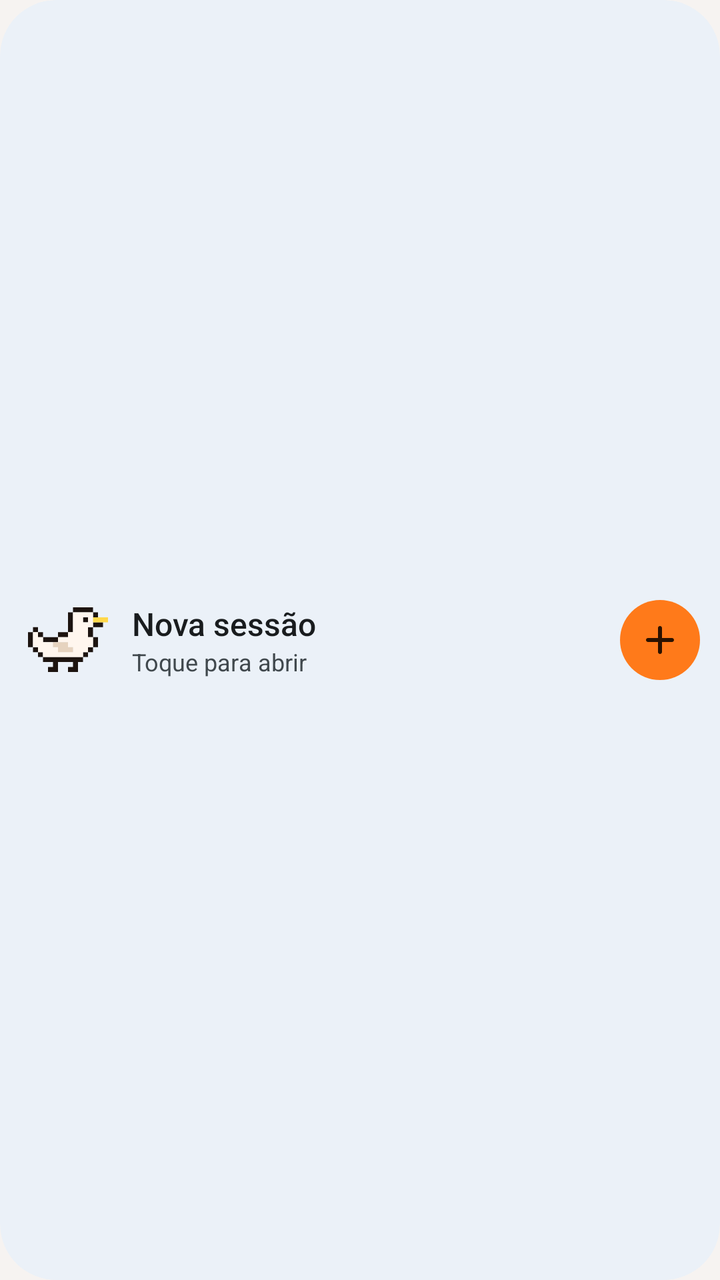
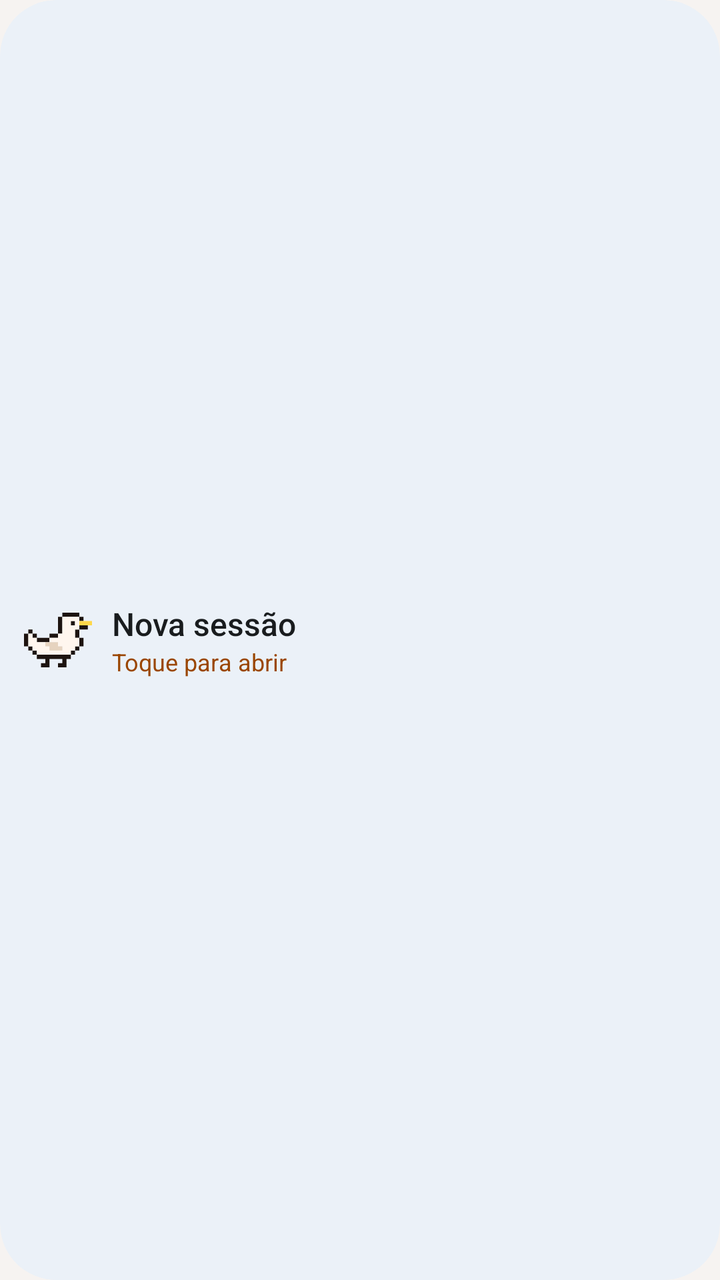

The first picture is an Android layout as it rendered before a commit; the second is the same layout after the commit. The layout source and the unified diff follow.
<!-- AndroidManifest.xml: application theme Tema -->
<!-- res/layout/widget_rapido.xml -->
<?xml version="1.0" encoding="utf-8"?>
<LinearLayout xmlns:android="http://schemas.android.com/apk/res/android"
    android:id="@+id/widget_raiz"
    android:layout_width="match_parent"
    android:layout_height="match_parent"
    android:background="@drawable/widget_fundo"
    android:clipToOutline="true"
    android:contentDescription="@string/widget_descricao"
    android:gravity="center_vertical"
    android:orientation="horizontal"
    android:paddingStart="14dp"
    android:paddingEnd="10dp">

    <ImageView
        android:layout_width="40dp"
        android:layout_height="33dp"
        android:importantForAccessibility="no"
        android:scaleType="fitCenter"
        android:src="@drawable/pato_widget" />

    <LinearLayout
        android:layout_width="0dp"
        android:layout_height="wrap_content"
        android:layout_marginStart="12dp"
        android:layout_weight="1"
        android:orientation="vertical">

        <TextView
            android:layout_width="wrap_content"
            android:layout_height="wrap_content"
            android:ellipsize="end"
            android:fontFamily="sans-serif-medium"
            android:maxLines="1"
            android:text="@string/widget_titulo"
            android:textColor="@color/widget_texto"
            android:textSize="16sp" />

        <TextView
            android:id="@+id/widget_apoio"
            android:layout_width="wrap_content"
            android:layout_height="wrap_content"
            android:ellipsize="end"
            android:maxLines="1"
            android:text="@string/widget_apoio"
            android:textColor="@color/widget_apoio"
            android:textSize="12sp" />
    </LinearLayout>

    <ImageView
        android:layout_width="40dp"
        android:layout_height="40dp"
        android:layout_marginStart="8dp"
        android:background="@drawable/widget_botao"
        android:importantForAccessibility="no"
        android:padding="8dp"
        android:src="@drawable/ic_mais" />
</LinearLayout>
<!-- resources referenced by this layout -->
<resources>
  <color name="widget_apoio">#53443B</color>
  <color name="widget_texto">#221A15</color>
  <!-- drawable ic_mais (drawable) -->
  <vector xmlns:android="http://schemas.android.com/apk/res/android" android:width="24dp" android:height="24dp" android:viewportWidth="24" android:viewportHeight="24">
      <path android:fillColor="@color/widget_no_botao" android:pathData="M18,13h-5v5c0,0.55 -0.45,1 -1,1s-1,-0.45 -1,-1v-5H6c-0.55,0 -1,-0.45 -1,-1s0.45,-1 1,-1h5V6c0,-0.55 0.45,-1 1,-1s1,0.45 1,1v5h5c0.55,0 1,0.45 1,1s-0.45,1 -1,1z" />
  </vector>
  <!-- drawable pato_widget: vector/xml drawable (drawable, 2627 chars, omitted) -->
  <!-- drawable widget_botao (drawable) -->
  <?xml version="1.0" encoding="utf-8"?>
  <shape xmlns:android="http://schemas.android.com/apk/res/android" android:shape="oval">
      <solid android:color="@color/widget_botao" />
  </shape>
  <!-- drawable widget_fundo (drawable) -->
  <?xml version="1.0" encoding="utf-8"?>
  <shape xmlns:android="http://schemas.android.com/apk/res/android" android:shape="rectangle">
      <solid android:color="@color/widget_fundo" />
      <corners android:radius="@dimen/widget_raio" />
  </shape>
  <string name="widget_apoio">Toque para abrir</string>
  <string name="widget_descricao">Nova sessão no duckV</string>
  <string name="widget_titulo">Nova sessão</string>
  <style name="Tema" parent="android:Theme.Material.Light.NoActionBar">
          <item name="android:windowBackground">@color/fundo</item>
          <item name="android:statusBarColor">@android:color/transparent</item>
          <item name="android:navigationBarColor">@android:color/transparent</item>
      </style>
  <color name="widget_no_botao">#2B1200</color>
  <color name="widget_botao">#FF7A1A</color>
  <color name="widget_fundo">#F9ECE5</color>
  <dimen name="widget_raio">16dp</dimen>
  <color name="fundo">#F6F3F1</color>
</resources>

<!-- the commit's change to res/layout/widget_rapido.xml (unified diff, before → after) -->
@@ -8,12 +8,12 @@
     android:contentDescription="@string/widget_descricao"
     android:gravity="center_vertical"
     android:orientation="horizontal"
-    android:paddingStart="14dp"
-    android:paddingEnd="10dp">
+    android:paddingStart="12dp"
+    android:paddingEnd="12dp">
 
     <ImageView
-        android:layout_width="40dp"
-        android:layout_height="33dp"
+        android:layout_width="34dp"
+        android:layout_height="28dp"
         android:importantForAccessibility="no"
         android:scaleType="fitCenter"
         android:src="@drawable/pato_widget" />
@@ -21,7 +21,7 @@
     <LinearLayout
         android:layout_width="0dp"
         android:layout_height="wrap_content"
-        android:layout_marginStart="12dp"
+        android:layout_marginStart="10dp"
         android:layout_weight="1"
         android:orientation="vertical">
 
@@ -46,12 +46,4 @@
             android:textSize="12sp" />
     </LinearLayout>
 
-    <ImageView
-        android:layout_width="40dp"
-        android:layout_height="40dp"
-        android:layout_marginStart="8dp"
-        android:background="@drawable/widget_botao"
-        android:importantForAccessibility="no"
-        android:padding="8dp"
-        android:src="@drawable/ic_mais" />
 </LinearLayout>
<!-- resource entries referenced after the edit -->
@@ -1,17 +1,8 @@
 <!-- resources referenced by this layout -->
 <resources>
-  <color name="widget_apoio">#53443B</color>
+  <color name="widget_apoio">#9A4600</color>
   <color name="widget_texto">#221A15</color>
-  <!-- drawable ic_mais (drawable) -->
-  <vector xmlns:android="http://schemas.android.com/apk/res/android" android:width="24dp" android:height="24dp" android:viewportWidth="24" android:viewportHeight="24">
-      <path android:fillColor="@color/widget_no_botao" android:pathData="M18,13h-5v5c0,0.55 -0.45,1 -1,1s-1,-0.45 -1,-1v-5H6c-0.55,0 -1,-0.45 -1,-1s0.45,-1 1,-1h5V6c0,-0.55 0.45,-1 1,-1s1,0.45 1,1v5h5c0.55,0 1,0.45 1,1s-0.45,1 -1,1z" />
-  </vector>
   <!-- drawable pato_widget: vector/xml drawable (drawable, 2627 chars, omitted) -->
-  <!-- drawable widget_botao (drawable) -->
-  <?xml version="1.0" encoding="utf-8"?>
-  <shape xmlns:android="http://schemas.android.com/apk/res/android" android:shape="oval">
-      <solid android:color="@color/widget_botao" />
-  </shape>
   <!-- drawable widget_fundo (drawable) -->
   <?xml version="1.0" encoding="utf-8"?>
   <shape xmlns:android="http://schemas.android.com/apk/res/android" android:shape="rectangle">
@@ -26,8 +17,6 @@
           <item name="android:statusBarColor">@android:color/transparent</item>
           <item name="android:navigationBarColor">@android:color/transparent</item>
       </style>
-  <color name="widget_no_botao">#2B1200</color>
-  <color name="widget_botao">#FF7A1A</color>
   <color name="widget_fundo">#F9ECE5</color>
   <dimen name="widget_raio">16dp</dimen>
   <color name="fundo">#F6F3F1</color>
